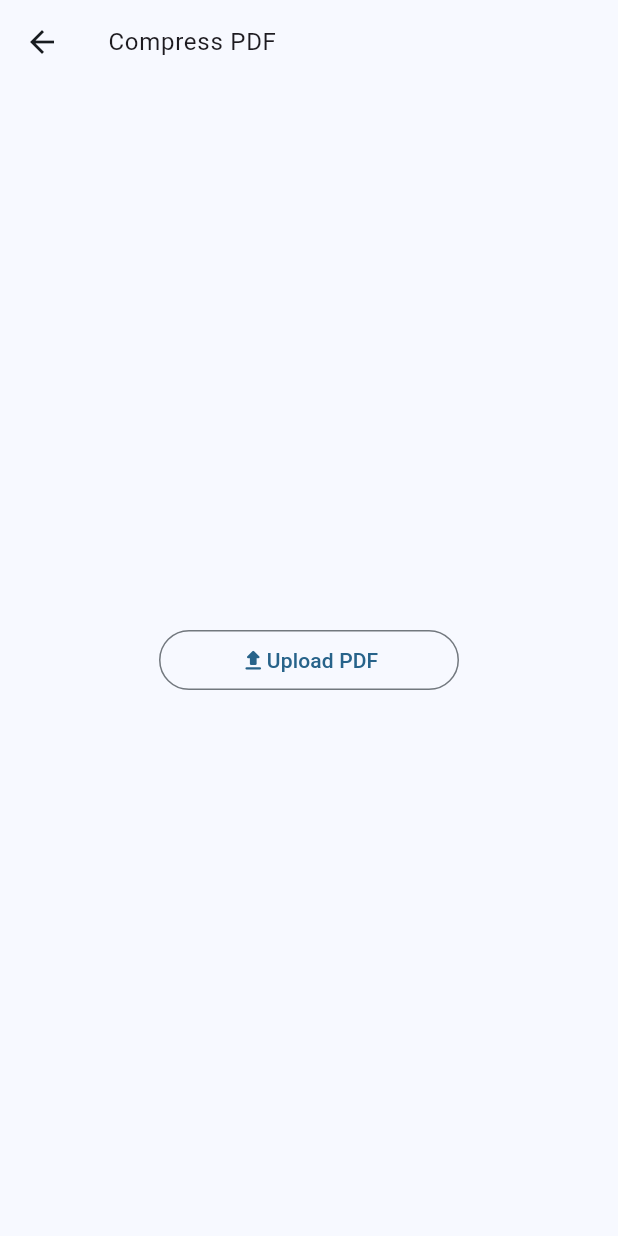
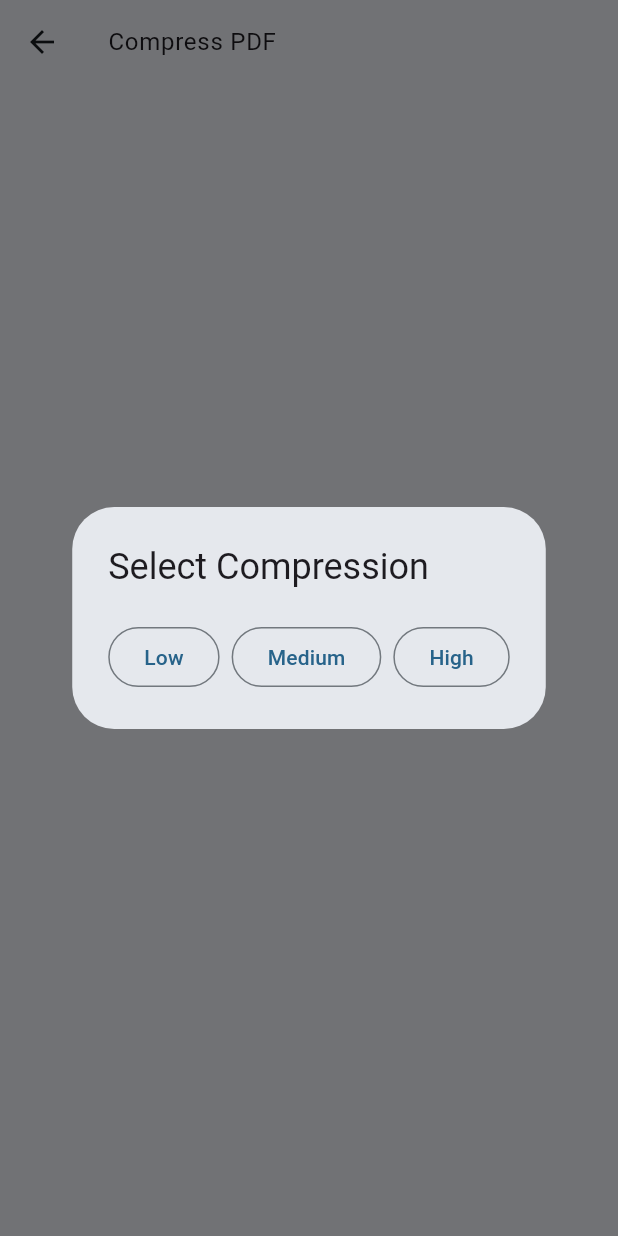
Before and after one commit to PiyushKumar-in/pdf_con, a Flutter app: the CompressScreen screen opened directly, after a tap on "Upload PDF", on a phone screen of 412 x 824 dp. Run offline on Flutter 3.47's test engine with Material 3 defaults, Android fonts, the phone set to English and light mode, and no system bars; our stand-ins replace file_picker, google_fonts; missing offline and left inert: dart:html, download, pdf_render; network calls fail; Roboto replaces fonts that are missing (Ubuntu).

Commit message:
Final Commit

```diff
--- a/lib/screens/compress_screen/compress_screen.dart
+++ b/lib/screens/compress_screen/compress_screen.dart
@@ -13,7 +13,7 @@ class CompressScreen extends StatefulWidget {
 }
 
 class _CompressScreenState extends State<CompressScreen> {
-  void compressPDF() async {
+  void compressPDF(String compression) async {
     print(html.window.location);
     FilePickerResult? res = await FilePicker.platform.pickFiles(
       type: FileType.custom,
@@ -23,8 +23,9 @@ class _CompressScreenState extends State<CompressScreen> {
 
     if (res != null && res.count != 0) {
       for (final file in res.files) {
-        final url = Uri.parse("http://localhost:8080/compress");
+        final url = Uri.parse("http://localhost:80/compress");
         final req = http.MultipartRequest("POST", url);
+        req.fields["compression"] = compression;
         req.files.add(
           http.MultipartFile.fromBytes(
             "file",
@@ -70,7 +71,43 @@ class _CompressScreenState extends State<CompressScreen> {
         child: SizedBox(
           width: 200,
           child: OutlinedButton(
-            onPressed: compressPDF,
+            onPressed: () {
+              String compression = "low";
+              showDialog(
+                context: context,
+                barrierDismissible: false,
+                builder:
+                    (ctx) => AlertDialog(
+                      title: Text("Select Compression"),
+                      actions: [
+                        OutlinedButton(
+                          onPressed: () {
+                            compression = "low";
+                            compressPDF(compression);
+                            Navigator.of(ctx).pop();
+                          },
+                          child: Text("Low"),
+                        ),
+                        OutlinedButton(
+                          onPressed: () {
+                            compression = "medium";
+                            compressPDF(compression);
+                            Navigator.of(ctx).pop();
+                          },
+                          child: Text("Medium"),
+                        ),
+                        OutlinedButton(
+                          onPressed: () {
+                            compression = "high";
+                            compressPDF(compression);
+                            Navigator.of(ctx).pop();
+                          },
+                          child: Text("High"),
+                        ),
+                      ],
+                    ),
+              );
+            },
             child: Row(
               mainAxisAlignment: MainAxisAlignment.center,
               children: [Icon(Icons.upload_rounded), Text("Upload PDF")],
--- a/lib/screens/edit_screen/select_order.dart
+++ b/lib/screens/edit_screen/select_order.dart
@@ -41,7 +41,7 @@ class _SelectOrderPDFState extends State<SelectOrderPDF> {
   }
 
   void downloadPDF() async {
-    final url = Uri.parse("http://localhost:8080/edit");
+    final url = Uri.parse("http://localhost:80/edit");
     final req = http.MultipartRequest("POST", url);
     List<Map<String, String>> files = [];
     Set<PlatformFile> PFiles = {};
--- a/lib/screens/merge_screen/merge_screen.dart
+++ b/lib/screens/merge_screen/merge_screen.dart
@@ -22,7 +22,7 @@ class MergeScreenState extends State<MergeScreen> {
     );
 
     if (res != null && res.count != 0) {
-      final url = Uri.parse("http://localhost:8080/merge");
+      final url = Uri.parse("http://localhost:80/merge");
       final req = http.MultipartRequest("POST", url);
       for (int i = 0; i < res.files.length; i++) {
         req.files.add(
```
Also changed, not shown: 4 other files.
